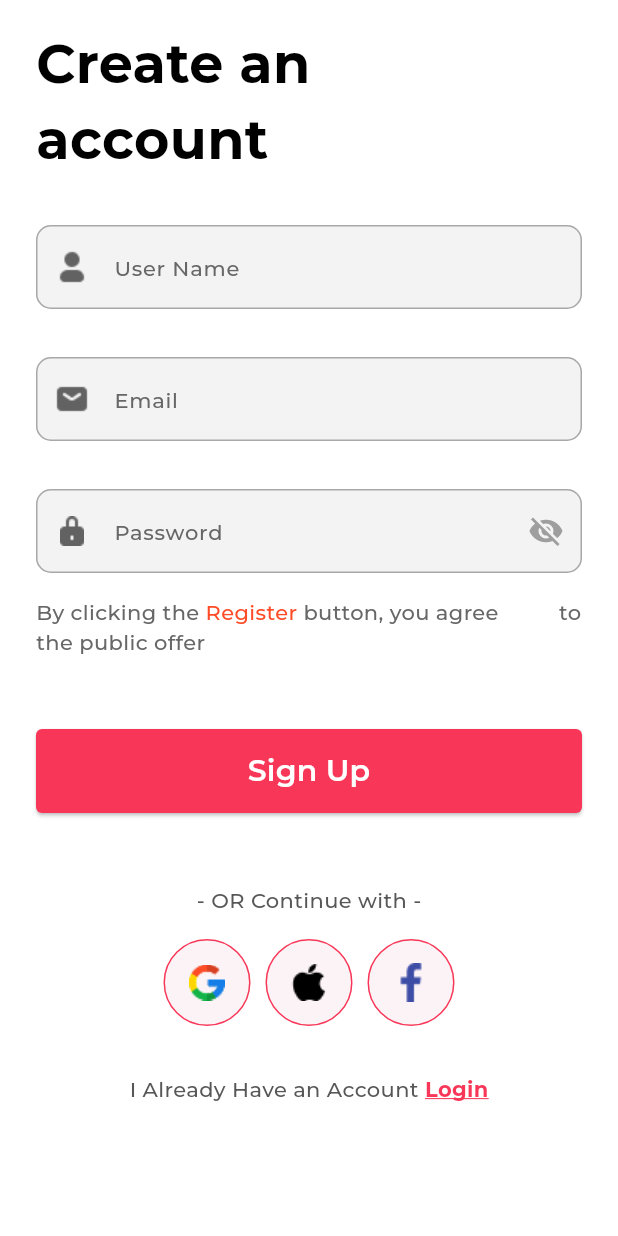
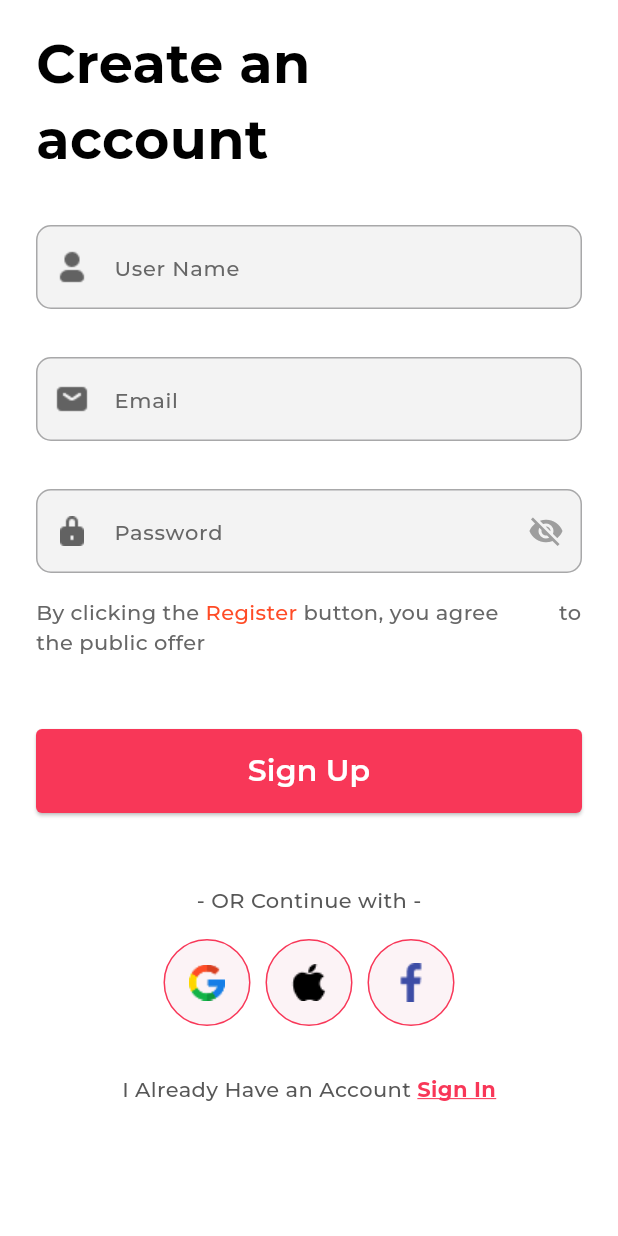
Before and after one commit to Ahmedmo1910/stylish, a Flutter app: the SignUpScreen screen opened by its route, on a phone screen of 412 x 824 dp. Run offline on Flutter 3.47's test engine with Material 3 defaults, Android fonts, the phone set to English and light mode, and no system bars; drawn by our look-alikes of modal_progress_hud_nsn; our stand-ins replace bloc, dartz, dots_indicator, firebase_auth, firebase_core, flutter_bloc and 3 more; accounts and stored records are empty.

Commit message:
Add Google Sign-In functionality and update related components

```diff
--- a/lib/core/widgets/have_account_widget.dart
+++ b/lib/core/widgets/have_account_widget.dart
@@ -24,7 +24,7 @@ class HaveAccountWidget extends StatelessWidget {
                 ..onTap = () {
                   Navigator.pop(context);
                 },
-              text: 'Login',
+              text: 'Sign In',
               style: AppTextStyles.semiBold14.copyWith(
                 color: AppColors.primaryColor,
                 decoration: TextDecoration.underline,
--- a/lib/features/authentication/domain/repos/auth_repo.dart
+++ b/lib/features/authentication/domain/repos/auth_repo.dart
@@ -12,4 +12,5 @@ abstract class AuthRepo {
     String email,
     String password,
   );
+  Future<Either<Failure, UserEntity>> signInWithGoogle();
 }
--- a/lib/features/authentication/presentation/view/widgets/signin_view_body.dart
+++ b/lib/features/authentication/presentation/view/widgets/signin_view_body.dart
@@ -69,7 +69,7 @@ class _SigninViewBodyState extends State<SigninViewBody> {
               ),
               const SizedBox(height: 48.0),
               MainButton(
-                text: 'Login',
+                text: 'Sign In',
                 hasCircularBorder: true,
                 onTap: () {
                   if (formKey.currentState!.validate()) {
@@ -101,7 +101,7 @@ class _SigninViewBodyState extends State<SigninViewBody> {
                 children: [
                   SocialLoginButton(
                     iconPath: 'assets/icons/google.png',
-                    onTap: () => print('Google login tapped'),
+                    onTap: () => context.read<SigninCubit>().signinWithGoogle(),
                   ),
                   const SizedBox(width: 10),
                   SocialLoginButton(
--- a/pubspec.yaml
+++ b/pubspec.yaml
@@ -45,6 +45,7 @@ dependencies:
   flutter_bloc: ^9.1.1
   get_it: ^8.0.3
   modal_progress_hud_nsn: ^0.5.1
+  google_sign_in: ^6.2.2
 
 dev_dependencies:
   flutter_test:
```
Also changed, not shown: lib/core/services/fire_base_auth_service.dart (+17 -2 lines), lib/features/authentication/data/repos/auth_repo_imp.dart (+13 -0 lines), lib/features/authentication/presentation/cubits/signin_cubit/sign_in_cubit.dart (+14 -0 lines), pubspec.lock, 1 other file.
